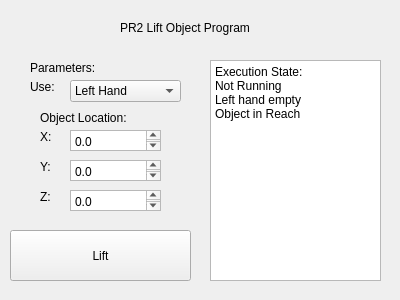
The window that rqt_pr2_hand_syntouch_sensor_interface/resource/liftobject.ui (BigMacStorm/PR2_hapticSensorResearch) describes before a commit, drawn with Qt 5.
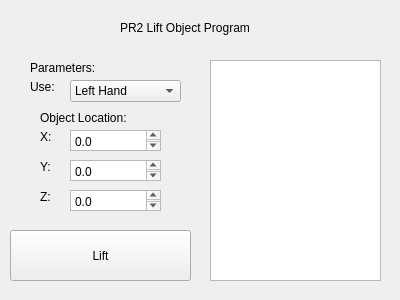
The same window after the commit.

What changed in the file:
```diff
--- a/rqt_pr2_hand_syntouch_sensor_interface/resource/liftobject.ui
+++ b/rqt_pr2_hand_syntouch_sensor_interface/resource/liftobject.ui
@@ -200,11 +200,7 @@
     </rect>
    </property>
    <property name="plainText">
-    <string>Execution State:
-Not Running
-Left hand empty
-Object in Reach
-</string>
+    <string/>
    </property>
   </widget>
  </widget>
```
Left out of the diff: 9 changed lines with no effect on the pictures.
